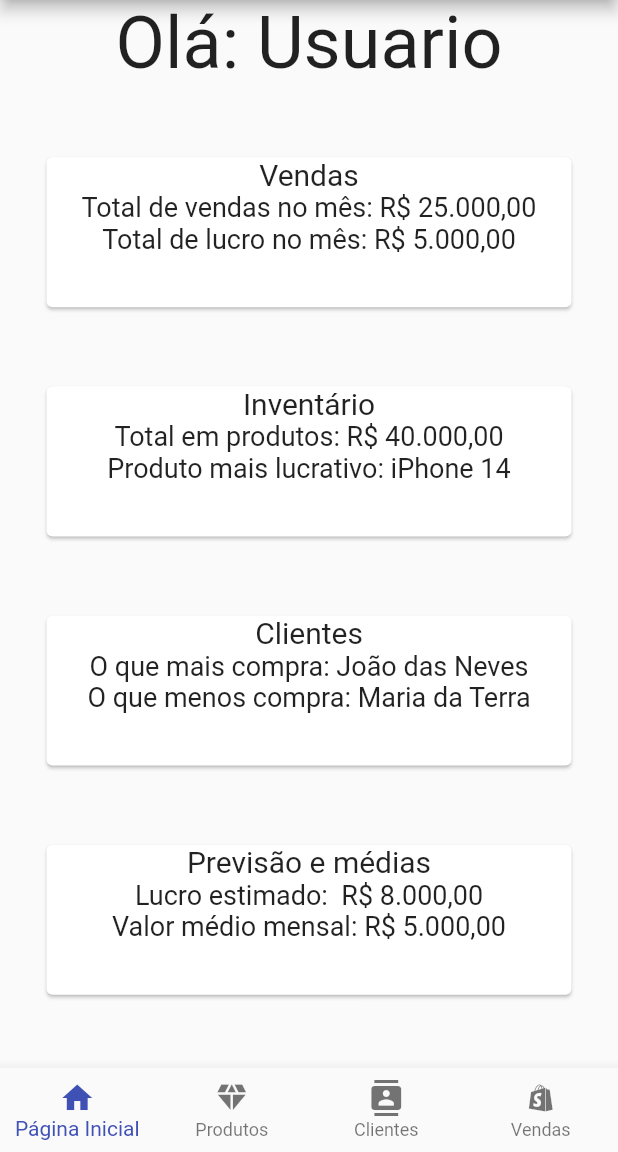
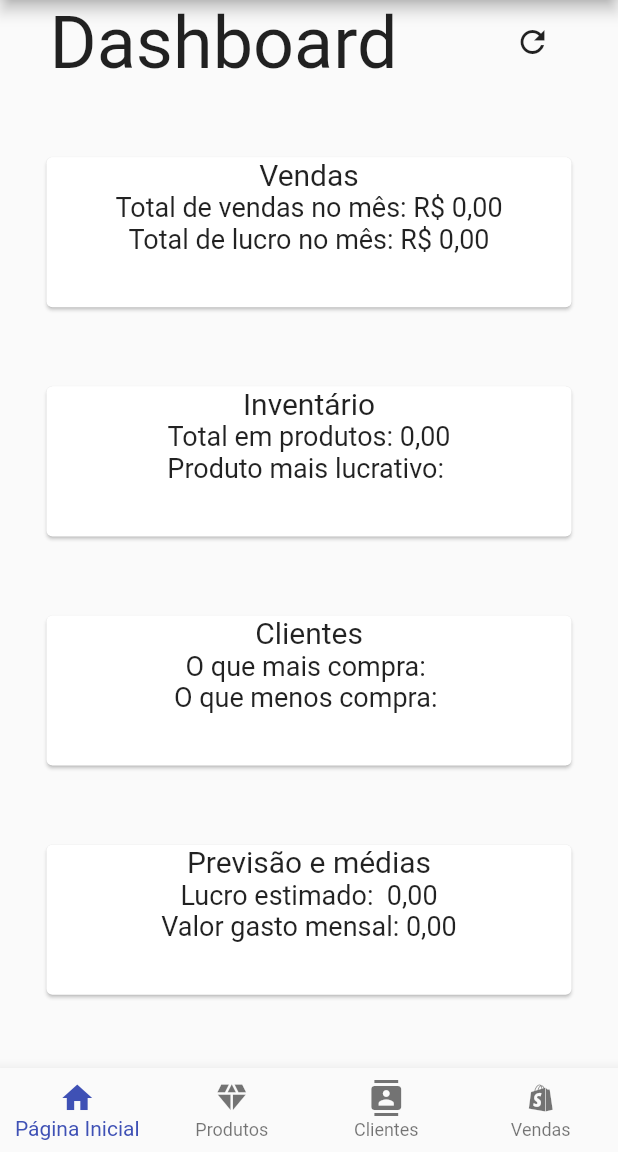
Before and after one commit to Garbiati/makuna, a Flutter app: the screen it shows after launch, on a phone screen of 412 x 824 dp, the part 84-1236 px from its top. Run offline on Flutter 3.47's test engine with Material 2 defaults, Android fonts, the phone set to English and light mode, and no system bars; our stand-ins replace brasil_fields, flutter_svg, mask_text_input_formatter, snippet_coder_utils, sqflite; missing offline and left inert: avatars; accounts and stored records are empty.

Commit message:
Lógica para buscar as informações do dashboard

```diff
--- a/lib/daos/cliente_dao.dart
+++ b/lib/daos/cliente_dao.dart
@@ -54,6 +54,27 @@ class ClienteDAO {
     return result;
   }
 
+  Future<List<Cliente>> readAllById(int id) async {
+    final db = await getDatabase();
+    final List<Map<String, dynamic>> maps =
+        await db.query("Cliente", where: ' id = ? ', whereArgs: [id]);
+
+    final result = List.generate(maps.length, (index) {
+      return Cliente(
+        id: maps[index]['id'],
+        usuarioId: maps[index]['usuarioId'],
+        nome: maps[index]['nome'],
+        telefone: maps[index]['telefone'],
+        email: maps[index]['email'],
+        urlAvatar: maps[index]['urlAvatar'],
+        dataCadastro: maps[index]['dataCadastro'],
+        ativo: maps[index]['ativo'],
+      );
+    });
+
+    return result;
+  }
+
   Future<int> insertCliente(Cliente cliente) async {
     final db = await getDatabase();
     return db.insert("Cliente", cliente.toMap(),
--- a/lib/screens/home.dart
+++ b/lib/screens/home.dart
@@ -1,5 +1,13 @@
 import 'package:flutter/material.dart';
+import 'package:intl/intl.dart';
 import 'package:makuna/components/cardHome.dart';
+import 'package:makuna/daos/cliente_dao.dart';
+import 'package:makuna/daos/produto_dao.dart';
+import 'package:makuna/daos/vendaProduto_dao.dart';
+import 'package:makuna/daos/venda_dao.dart';
+import 'package:makuna/models/produto.dart';
+import 'package:makuna/models/venda.dart';
+import 'package:makuna/models/vendaProduto.dart';
 
 import 'package:makuna/utils/usuarioHelper.dart';
 
@@ -12,6 +20,14 @@ class HomeScreen extends StatefulWidget {
 
 class _HomeScreenState extends State<HomeScreen> {
   final title = const Text("Makuna");
+  String totalEmProdutos = '0,00';
+  String produtoMaisLucrativo = '';
+  String lucroEstimado = '0,00';
+  String totalVendasMes = '0,00';
+  String totalLucroMes = '0,00';
+  String valorGasto = '0,00';
+  String nomeClienteMenosCompra = '';
+  String nomeClienteMaisCompra = '';
 
   @override
   Widget build(BuildContext context) {
@@ -21,35 +37,134 @@ class _HomeScreenState extends State<HomeScreen> {
     );
   }
 
+  @override
+  void initState() {
+    super.initState();
+    refresh();
+  }
+
+  void refresh() async {
+    getInventario();
+    getVendasMensal();
+    getComprasClientes();
+  }
+
   Widget _buildList() {
-    String saudacao = "Olá: ${GetUsuario(usuarioId).nome}";
-
     return Column(children: <Widget>[
-      Text(
-        saudacao,
-        style: const TextStyle(fontSize: 48),
+      Row(
+        mainAxisAlignment: MainAxisAlignment.spaceAround,
+        children: [
+          const Text(
+            'Dashboard',
+            style: TextStyle(fontSize: 48),
+          ),
+          IconButton(
+            onPressed: () => {refresh()},
+            icon: const Icon(Icons.refresh),
+          )
+        ],
       ),
       const Spacer(),
-      const CardHomeWidget(
+      CardHomeWidget(
           titulo: "Vendas",
-          desc1: "Total de vendas no mês: R\$ 25.000,00",
-          desc2: "Total de lucro no mês: R\$ 5.000,00"),
+          desc1: "Total de vendas no mês: $totalVendasMes",
+          desc2: "Total de lucro no mês: $totalLucroMes"),
       const Spacer(),
-      const CardHomeWidget(
+      CardHomeWidget(
           titulo: "Inventário",
-          desc1: "Total em produtos: R\$ 40.000,00",
-          desc2: "Produto mais lucrativo: iPhone 14"),
+          desc1: "Total em produtos: $totalEmProdutos",
+          desc2: "Produto mais lucrativo: $produtoMaisLucrativo"),
       const Spacer(),
-      const CardHomeWidget(
+      CardHomeWidget(
           titulo: "Clientes",
-          desc1: "O que mais compra: João das Neves",
-          desc2: "O que menos compra: Maria da Terra"),
+          desc1: "O que mais compra: $nomeClienteMaisCompra",
+          desc2: "O que menos compra: $nomeClienteMenosCompra"),
       const Spacer(),
-      const CardHomeWidget(
+      CardHomeWidget(
           titulo: "Previsão e médias",
-          desc1: "Lucro estimado:  R\$ 8.000,00",
-          desc2: "Valor médio mensal: R\$ 5.000,00"),
+          desc1: "Lucro estimado:  $lucroEstimado",
+          desc2: "Valor gasto mensal: $valorGasto"),
       const Spacer(),
     ]);
   }
+
+  getInventario() async {
+    List<Produto> result = await ProdutoDAO().readAll();
+    if (result.isNotEmpty) {
+      double totalEmProdutosSum = result.fold(
+          0, (sum, item) => sum + item.valorVendaPrevisao * item.quantidade);
+
+      result.sort((a, b) => (a.valorVendaPrevisao - a.valorCompra)
+          .compareTo(b.valorVendaPrevisao - b.valorCompra));
+
+      final double lucroEstimadoSum = result.fold(
+          0, (sum, item) => sum + (item.valorVendaPrevisao - item.valorCompra));
+
+      final double valorGastoSum =
+          result.fold(0, (sum, item) => sum + item.valorCompra);
+
+      final numberFormatBr = NumberFormat.simpleCurrency(locale: "pt_Br");
+
+      final String totalEmProdutosString =
+          numberFormatBr.format(totalEmProdutosSum);
+      final String lucroEstimadoString =
+          numberFormatBr.format(lucroEstimadoSum);
+      final String valorGastoString = numberFormatBr.format(valorGastoSum);
+
+      setState(() {
+        totalEmProdutos = totalEmProdutosString;
+        produtoMaisLucrativo = result.last.nome;
+        lucroEstimado = lucroEstimadoString;
+        valorGasto = valorGastoString;
+      });
+    }
+  }
+
+  getVendasMensal() async {
+    List<VendaProduto> vendaProduto = await VendaProdutoDAO().readAll();
+
+    double totalVendasMesSum =
+        vendaProduto.fold(0, (sum, item) => sum + item.valorVenda);
+    final numberFormatBr = NumberFormat.simpleCurrency(locale: "pt_Br");
+
+    List<Produto> produtos = await ProdutoDAO().readAll();
+    final double valorTotalCompra =
+        produtos.fold(0, (sum, item) => sum + item.valorCompra);
+
+    final double lucroMensal = totalVendasMesSum - valorTotalCompra;
+
+    String totalVendasMesString = numberFormatBr.format(totalVendasMesSum);
+    String totalLucroMensal = numberFormatBr.format(lucroMensal);
+
+    setState(() {
+      totalVendasMes = totalVendasMesString;
+      totalLucroMes = totalLucroMensal;
+    });
+  }
+
+  getComprasClientes() async {
+    List<Venda> vendaProduto = await VendaDAO().readAll();
+    Map vendasMap = <int, int>{};
+    for (var venda in vendaProduto) {
+      vendasMap[venda.clienteId] = !vendasMap.containsKey(venda.clienteId)
+          ? (1)
+          : (vendasMap[venda.clienteId] + 1);
+    }
+
+    var vendasMapSorted = Map.fromEntries(vendasMap.entries.toList()
+      ..sort((e1, e2) => e1.value.compareTo(e2.value)));
+
+    final int clienteIdMenosCompra = vendasMapSorted.entries.first.key;
+    final int clienteIdMaisCompra = vendasMapSorted.entries.last.key;
+
+    final clienteMenosCompra =
+        await ClienteDAO().readAllById(clienteIdMenosCompra);
+    final clienteMaisCompra =
+        await ClienteDAO().readAllById(clienteIdMaisCompra);
+
+    setState(() {
+      nomeClienteMenosCompra = clienteMenosCompra.first.nome;
+      nomeClienteMaisCompra = clienteMaisCompra.first.nome;
+    });
+  }
 }
```
